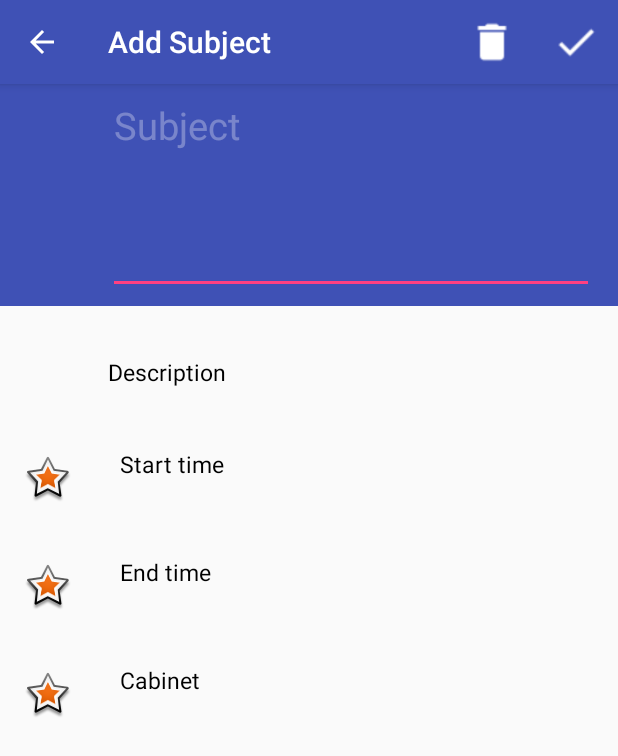
After one commit to 9vernyy/scheduleapp, an Android app: the SubjectAddActivity screen opened directly, with no data from a screen before it, on a phone screen of 412 x 824 dp. The commit adds this screen. Shown: the top 756 px of the screen. Run offline under Robolectric (Android 15) with nearby library versions, the phone set to English and light mode, and no system bars; libraries missing offline, so code that uses them is left out: com.wdullaer.materialdatetimepicker.

Commit message:
With add, delete, edit functions

```diff
--- a/app/src/main/java/com/alisher/schedule/SQLiteHandler.java
+++ b/app/src/main/java/com/alisher/schedule/SQLiteHandler.java
@@ -179,8 +179,8 @@ public class SQLiteHandler extends SQLiteOpenHelper {
     public int updateSubject(Subject subject) {
         SQLiteDatabase sqLiteDatabase = this.getWritableDatabase();
         ContentValues values = new ContentValues();
-        values.put(KEY_USER_ID, subject.getUserId());
-        values.put(KEY_DAY_WEEK_ID, subject.getDayWeekId());
+//        values.put(KEY_USER_ID, subject.getUserId());
+//        values.put(KEY_DAY_WEEK_ID, subject.getDayWeekId());
         values.put(KEY_NAME_SUBJECT, subject.getNameSubject());
         values.put(KEY_START_TIME, subject.getStartTime());
         values.put(KEY_END_TIME, subject.getEndTime());
--- a/app/src/main/java/com/alisher/schedule/SessionManager.java
+++ b/app/src/main/java/com/alisher/schedule/SessionManager.java
@@ -20,7 +20,7 @@ public class SessionManager {
     int PRIVATE_MODE = 0;
 
     // Shared preferences file name
-    private static final String PREF_NAME = "AndroidHiveLogin";
+    private static final String PREF_NAME = "SCHEDULE";
 
     private static final String KEY_IS_LOGGEDIN = "isLoggedIn";
 
--- /dev/null
+++ b/app/src/main/java/com/alisher/schedule/SubjectAddActivity.java
@@ -0,0 +1,170 @@
+package com.alisher.schedule;
+
+import android.app.AlertDialog;
+import android.content.DialogInterface;
+import android.content.Intent;
+import android.support.v7.app.AppCompatActivity;
+import android.os.Bundle;
+import android.text.InputType;
+import android.view.Menu;
+import android.view.MenuItem;
+import android.view.View;
+import android.widget.EditText;
+import android.widget.TextView;
+import android.widget.Toast;
+
+import com.wdullaer.materialdatetimepicker.time.RadialPickerLayout;
+import com.wdullaer.materialdatetimepicker.time.TimePickerDialog;
+
+import java.sql.Time;
+import java.util.Calendar;
+
+public class SubjectAddActivity extends AppCompatActivity {
+    private EditText subjectName;
+    private TextView startTime;
+    private TextView endTime;
+    private TextView cabinet;
+    private int mHour;
+    private int mMinute;
+    private String mTime;
+    private int userId;
+    private int dayId;
+
+    @Override
+    protected void onCreate(Bundle savedInstanceState) {
+        super.onCreate(savedInstanceState);
+        setContentView(R.layout.activity_subject_add);
+
+        subjectName = (EditText) findViewById(R.id.subject_title);
+        startTime = (TextView) findViewById(R.id.set_start_time);
+        endTime = (TextView) findViewById(R.id.set_end_time);
+        cabinet = (TextView) findViewById(R.id.set_cabinet);
+
+        Intent i = getIntent();
+        userId = i.getIntExtra("userId", 0);
+        dayId = i.getIntExtra("dayId", 0);
+        getSupportActionBar().setTitle("Add Subject");
+        getSupportActionBar().setDisplayHomeAsUpEnabled(true);
+    }
+
+    @Override
+    public boolean onCreateOptionsMenu(Menu menu) {
+        getMenuInflater().inflate(R.menu.menu_add_subject, menu);
+        return true;
+    }
+
+    @Override
+    public boolean onOptionsItemSelected(MenuItem item) {
+        switch (item.getItemId()) {
+
+            case android.R.id.home:
+                onBackPressed();
+                return true;
+
+            case R.id.save_reminder:
+                if (subjectName.getText().toString().length() == 0)
+                    subjectName.setError("Subject cannot be blank!");
+
+                else {
+                    saveSubject();
+                }
+                return true;
+
+            case R.id.discard_reminder:
+                Toast.makeText(getApplicationContext(), "Discarded",
+                        Toast.LENGTH_SHORT).show();
+
+                onBackPressed();
+                return true;
+
+            default:
+                return super.onOptionsItemSelected(item);
+        }
+    }
+
+    private void saveSubject() {
+        SQLiteHandler db = new SQLiteHandler(getApplicationContext());
+
+        String name = subjectName.getText().toString().trim();
+        String _startTime = startTime.getText().toString().trim();
+        String _endTime = endTime.getText().toString().trim();
+        Integer cab = Integer.parseInt(cabinet.getText().toString().trim());
+
+
+        db.addSchedule(new Subject(userId, dayId, name, _startTime, _endTime, cab));
+        Toast.makeText(this, "Saved", Toast.LENGTH_SHORT).show();
+        onBackPressed();
+    }
+
+
+    @Override
+    public void onBackPressed() {
+        super.onBackPressed();
+    }
+
+    public void setTimeStart(View view) {
+        Calendar calendar = Calendar.getInstance();
+        TimePickerDialog tpd = TimePickerDialog.newInstance(new StartTimeListener(), calendar.get(Calendar.HOUR_OF_DAY), calendar.get(Calendar.MINUTE), false);
+        tpd.setThemeDark(false);
+        tpd.show(getFragmentManager(), "TimePickerDialog");
+    }
+
+    public void setTimeEnd(View view) {
+        Calendar calendar = Calendar.getInstance();
+        TimePickerDialog tpd = TimePickerDialog.newInstance(new EndTimeListener(), calendar.get(Calendar.HOUR_OF_DAY), calendar.get(Calendar.MINUTE), false);
+        tpd.setThemeDark(false);
+        tpd.show(getFragmentManager(), "TimePickerDialog");
+    }
+
+    public void setCabinet(View view) {
+        AlertDialog.Builder alert = new AlertDialog.Builder(this);
+        alert.setTitle("Enter cabinet");
+        final EditText input = new EditText(this);
+        input.setInputType(InputType.TYPE_CLASS_NUMBER);
+        alert.setView(input);
+
+                alert.setPositiveButton("Ok", new DialogInterface.OnClickListener() {
+                    @Override
+                    public void onClick(DialogInterface dialog, int which) {
+                        cabinet.setText(input.getText());
+                    }
+                });
+
+                alert.setNegativeButton("Cancel", new DialogInterface.OnClickListener() {
+            @Override
+            public void onClick(DialogInterface dialog, int which) {
+
+            }
+        });
+
+        alert.show();
+    }
+
+    private class StartTimeListener implements TimePickerDialog.OnTimeSetListener {
+        @Override
+        public void onTimeSet(RadialPickerLayout view, int hourOfDay, int minute) {
+            mHour = hourOfDay;
+            mMinute = minute;
+            if (minute < 10) {
+                mTime = hourOfDay + ":" + "0" + minute;
+            } else {
+                mTime = hourOfDay + ":" + minute;
+            }
+            startTime.setText(mTime);
+        }
+    }
+
+    private class EndTimeListener implements TimePickerDialog.OnTimeSetListener {
+        @Override
+        public void onTimeSet(RadialPickerLayout view, int hourOfDay, int minute) {
+            mHour = hourOfDay;
+            mMinute = minute;
+            if (minute < 10) {
+                mTime = hourOfDay + ":" + "0" + minute;
+            } else {
+                mTime = hourOfDay + ":" + minute;
+            }
+            endTime.setText(mTime);
+        }
+    }
+}
--- /dev/null
+++ b/app/src/main/res/layout/activity_subject_add.xml
@@ -0,0 +1,194 @@
+<?xml version="1.0" encoding="utf-8"?>
+<RelativeLayout
+    xmlns:android="http://schemas.android.com/apk/res/android"
+    xmlns:app="http://schemas.android.com/apk/res-auto"
+    xmlns:fab="http://schemas.android.com/apk/res-auto"
+    android:layout_width="match_parent"
+    android:layout_height="match_parent">
+
+    <LinearLayout
+        android:layout_width="match_parent"
+        android:layout_below="@+id/toolbar"
+        android:theme="@style/ThemeOverlay.AppCompat.Dark.ActionBar"
+        android:id="@+id/add_reminder_layout_top"
+        android:background="@color/colorPrimary"
+        android:orientation="vertical"
+        android:layout_height="148dp">
+
+        <EditText
+            android:layout_width="match_parent"
+            android:id="@+id/subject_title"
+            android:layout_marginLeft="72dp"
+            android:hint="Subject"
+            android:textSize="25dp"
+            android:lines="4"
+            android:minLines="4"
+            android:gravity="top|left"
+            android:textColor="@android:color/white"
+            android:scrollHorizontally="false"
+            android:textColorHint="@color/primary_text_disabled_material_dark"
+            android:inputType="textCapWords|textMultiLine"
+            android:layout_marginRight="16dp"
+            android:layout_height="140dp"/>
+
+    </LinearLayout>
+
+    <ScrollView
+        xmlns:android="http://schemas.android.com/apk/res/android"
+        android:layout_width="fill_parent"
+        android:layout_below="@id/add_reminder_layout_top"
+        android:layout_height="fill_parent">
+
+        <LinearLayout
+            android:layout_width="match_parent"
+            android:orientation="vertical"
+            android:layout_height="wrap_content">
+
+            <TextView
+                android:layout_width="match_parent"
+                android:layout_marginTop="8dp"
+                android:text="Description"
+                android:id="@+id/details"
+                android:textSize="15dp"
+                android:gravity="center_vertical"
+                android:layout_marginLeft="72dp"
+                android:textColor="#000"
+                android:layout_height="72dp"/>
+
+            <RelativeLayout
+                android:layout_width="match_parent"
+                android:clickable="true"
+                android:onClick="setTimeStart"
+                android:id="@+id/time"
+                android:background="?android:attr/selectableItemBackground"
+                android:layout_height="72dp">
+
+                <ImageView
+                    android:id="@+id/start_time_icon"
+                    android:layout_width="wrap_content"
+                    android:layout_height="wrap_content"
+                    android:layout_alignParentLeft="true"
+                    android:layout_marginLeft="16dp"
+                    android:layout_marginRight="32dp"
+                    android:src="@android:drawable/star_big_on"
+                    android:layout_centerVertical="true" />
+
+                <LinearLayout
+                    android:layout_width="wrap_content"
+                    android:orientation="vertical"
+                    android:layout_centerVertical="true"
+                    android:layout_toRightOf="@id/start_time_icon"
+                    android:layout_height="wrap_content">
+
+                    <TextView
+                        android:id="@+id/start_time_text"
+                        android:textColor="#000"
+                        android:layout_width="wrap_content"
+                        android:textSize="15dp"
+                        android:layout_height="wrap_content"
+                        android:text="Start time" />
+
+                    <TextView
+                        android:layout_width="wrap_content"
+                        android:id="@+id/set_start_time"
+                        android:textSize="15dp"
+                        android:textColor="#000"
+                        android:layout_height="wrap_content"/>
+
+                </LinearLayout>
+
+            </RelativeLayout>
+
+            <RelativeLayout
+                android:layout_width="match_parent"
+                android:clickable="true"
+                android:onClick="setTimeEnd"
+                android:id="@+id/time_end"
+                android:background="?android:attr/selectableItemBackground"
+                android:layout_height="72dp">
+
+                <ImageView
+                    android:id="@+id/end_time_icon"
+                    android:layout_width="wrap_content"
+                    android:layout_height="wrap_content"
+                    android:layout_alignParentLeft="true"
+                    android:layout_marginLeft="16dp"
+                    android:layout_marginRight="32dp"
+                    android:src="@android:drawable/star_big_on"
+                    android:layout_centerVertical="true" />
+
+                <LinearLayout
+                    android:layout_width="wrap_content"
+                    android:orientation="vertical"
+                    android:layout_centerVertical="true"
+                    android:layout_toRightOf="@id/end_time_icon"
+                    android:layout_height="wrap_content">
+
+                    <TextView
+                        android:id="@+id/end_time_text"
+                        android:textColor="#000"
+                        android:layout_width="wrap_content"
+                        android:textSize="15dp"
+                        android:layout_height="wrap_content"
+                        android:text="End time" />
+
+                    <TextView
+                        android:layout_width="wrap_content"
+                        android:id="@+id/set_end_time"
+                        android:textSize="15dp"
+                        android:textColor="#000"
+                        android:layout_height="wrap_content"/>
+
+                </LinearLayout>
+
+            </RelativeLayout>
+
+            <RelativeLayout
+                android:layout_width="match_parent"
+                android:id="@+id/repeat"
+                android:layout_height="72dp"
+                android:onClick="setCabinet">
+
+
+                <ImageView
+                    android:id="@+id/cabinet_icon"
+                    android:layout_width="wrap_content"
+                    android:layout_height="wrap_content"
+                    android:layout_alignParentLeft="true"
+                    android:layout_marginLeft="16dp"
+                    android:layout_marginRight="32dp"
+                    android:src="@android:drawable/star_big_on"
+                    android:layout_centerVertical="true" />
+
+                <LinearLayout
+                    android:layout_width="wrap_content"
+                    android:orientation="vertical"
+                    android:id="@+id/repeat_ll"
+                    android:layout_centerVertical="true"
+                    android:layout_toRightOf="@id/cabinet_icon"
+                    android:layout_height="wrap_content">
+
+                    <TextView
+                        android:id="@+id/cabinet_text"
+                        android:textColor="#000"
+                        android:layout_width="wrap_content"
+                        android:textSize="15dp"
+                        android:layout_height="wrap_content"
+                        android:text="Cabinet" />
+
+                    <TextView
+                        android:layout_width="wrap_content"
+                        android:id="@+id/set_cabinet"
+                        android:textSize="15dp"
+                        android:textColor="#000"
+                        android:layout_height="wrap_content"/>
+
+                </LinearLayout>
+
+            </RelativeLayout>
+
+        </LinearLayout>
+
+    </ScrollView>
+
+</RelativeLayout>
--- a/app/src/main/res/layout/recycler_items.xml
+++ b/app/src/main/res/layout/recycler_items.xml
@@ -1,3 +1,4 @@
+<?xml version="1.0" encoding="utf-8"?>
 <RelativeLayout
     xmlns:android="http://schemas.android.com/apk/res/android"
     xmlns:tools="http://schemas.android.com/tools"
```
Also changed, not shown: app/src/main/AndroidManifest.xml (+9 -12 lines), app/src/main/java/com/alisher/schedule/MainActivity.java (+1 -14 lines), app/src/main/java/com/alisher/schedule/Subject.java (+8 -0 lines), app/src/main/java/com/alisher/schedule/SubjectActivity.java (+25 -12 lines), app/src/main/java/com/alisher/schedule/SubjectEditActivity.java (added, +187 -0 lines), app/src/main/res/layout/activity_subject.xml (+12 -11 lines), 2 other files.
